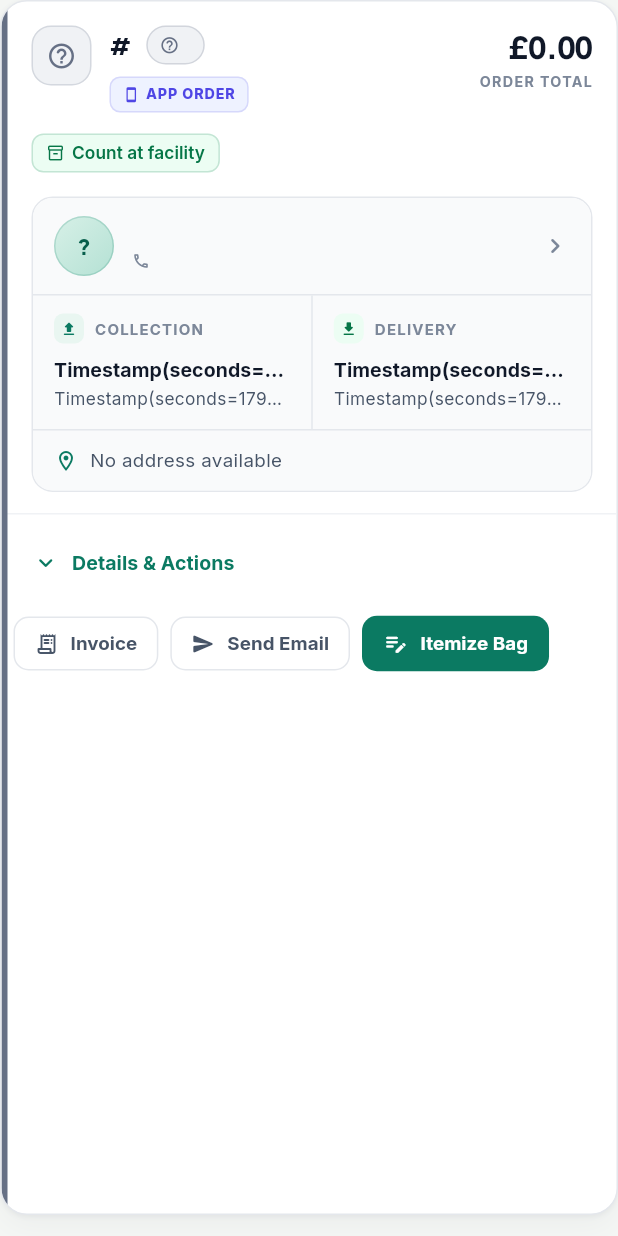
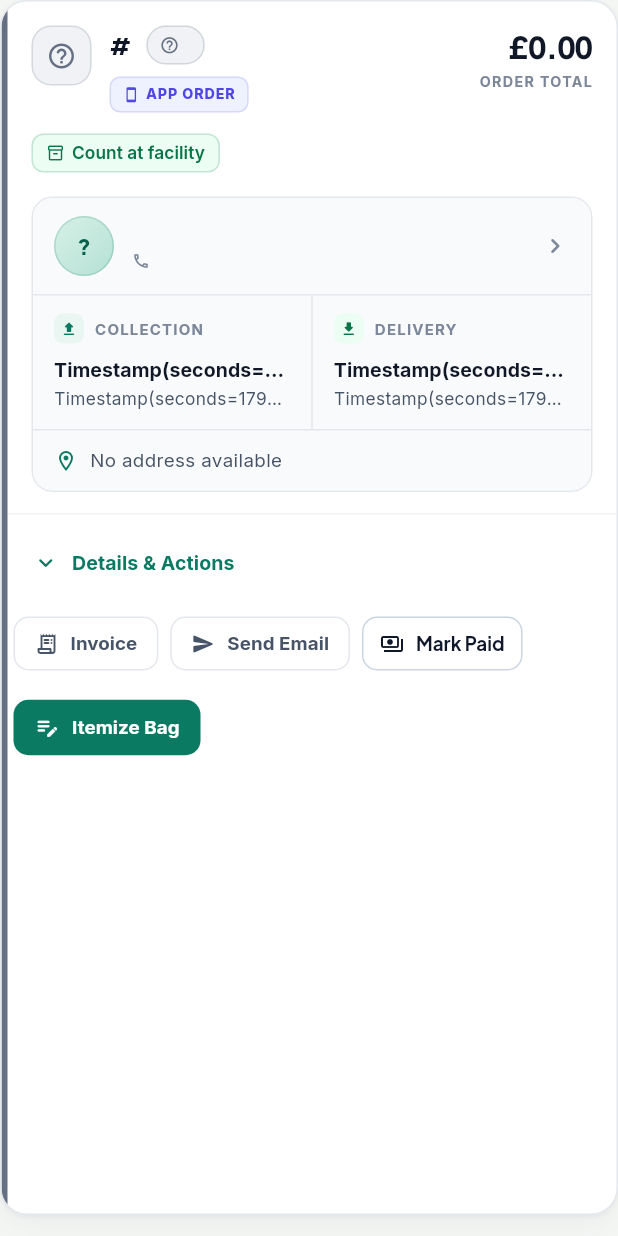
Before and after one commit to sijaan2830/dryclean-admin, a Flutter app: the OrderCard widget shown alone on an empty page, opened directly with empty values, on a phone screen of 412 x 824 dp. Run offline on Flutter 3.47's test engine with Material 3 defaults, Android fonts, the phone set to English and light mode, and no system bars; our stand-ins replace cloud_firestore, cloud_functions, firebase_auth, firebase_core, fl_chart, flutter_map and 4 more; missing offline and left inert: dart:js_interop; accounts and stored records are empty.

Commit message:
Add 1-click Mark Paid button on orders and remove optional auto-fill field from Promo Email

```diff
--- a/lib/screens/orders_screen_realtime.dart
+++ b/lib/screens/orders_screen_realtime.dart
@@ -1395,6 +1395,38 @@ class _OrderCardState extends State<OrderCard> with SingleTickerProviderStateMix
                                       : 'Could not send email: ${res['error'] ?? 'Check connection'}'),
                                   backgroundColor: res['success'] == true ? const Color(0xFF059669) : const Color(0xFFDC2626),
                                   behavior: SnackBarBehavior.floating,
+                                ),
+                              );
+                            },
+                          ),
+                          Builder(
+                            builder: (context) {
+                              final pStatus = (widget.order['paymentStatus'] ?? bookingData['paymentStatus'] ?? '').toString().toLowerCase();
+                              final isPaid = pStatus == 'paid' || pStatus == 'paid_on_delivery';
+                              return OutlinedButton.icon(
+                                onPressed: () async {
+                                  final next = isPaid ? 'pay_on_delivery' : 'paid';
+                                  final svc = context.read<FirebaseAdminService>();
+                                  await svc.updatePaymentStatus(widget.order['id'].toString(), next);
+                                  if (!context.mounted) return;
+                                  ScaffoldMessenger.of(context).showSnackBar(
+                                    SnackBar(
+                                      content: Text(next == 'paid' ? '✓ Order marked as Paid' : 'Marked as Unpaid'),
+                                      backgroundColor: next == 'paid' ? const Color(0xFF059669) : const Color(0xFF64748B),
+                                      behavior: SnackBarBehavior.floating,
+                                    ),
+                                  );
+                                },
+                                icon: Icon(isPaid ? Icons.check_circle_rounded : Icons.payments_outlined, size: 16),
+                                label: Text(isPaid ? 'Paid' : 'Mark Paid'),
+                                style: OutlinedButton.styleFrom(
+                                  foregroundColor: isPaid ? const Color(0xFF059669) : const Color(0xFF0F172A),
+                                  backgroundColor: isPaid ? const Color(0xFFECFDF5) : Colors.white,
+                                  side: BorderSide(color: isPaid ? const Color(0xFF059669) : const Color(0xFFCBD5E1)),
+                                  padding: const EdgeInsets.symmetric(horizontal: 12, vertical: 10),
+                                  minimumSize: Size.zero,
+                                  textStyle: GoogleFonts.plusJakartaSans(fontSize: 12.5, fontWeight: FontWeight.w700),
+                                  shape: RoundedRectangleBorder(borderRadius: BorderRadius.circular(10)),
                                 ),
                               );
                             },
```
Also changed, not shown: lib/providers/firebase_admin_service.dart (+53 -0 lines), lib/screens/offers_screen_realtime.dart (+0 -39 lines).
